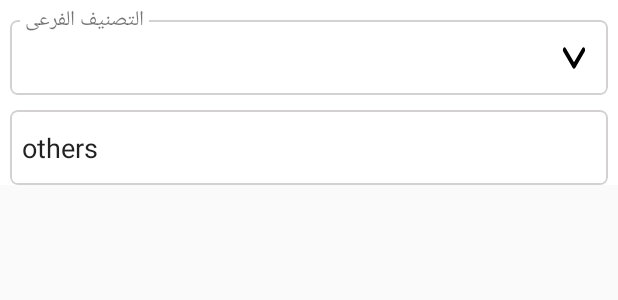
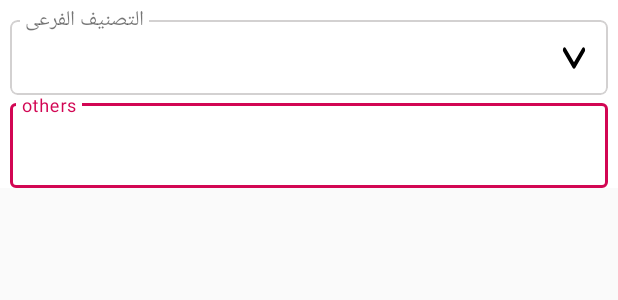
Before and after one commit to abdelrahmana/Mazzady-MVP, an Android app: the layout root_one_item.xml on its own in the app's theme, with its tools: preview values and no code run, on a phone screen of 412 x 824 dp. Shown: the top 300 px of the screen. Run offline under Robolectric (Android 15) with nearby library versions, the phone set to English and light mode, and no system bars.

Commit message:
saving update other change

```diff
--- a/app/src/main/java/com/example/androidtask/ui/selectionbottomsheet/InterfaceSelection.kt
+++ b/app/src/main/java/com/example/androidtask/ui/selectionbottomsheet/InterfaceSelection.kt
@@ -109,6 +109,9 @@ class OptionImplementer(val viewModel: FillRequestViewModel,val dataProperty :Da
             dataProperty?.other_value = "Other"
             dataProperty?.value = "Other"
             selectedOption = dataProperty?.selectedOption
+            dataProperty?.options?.forEach{
+                it?.data?.clear() // reinitalize list
+            } // remove the childs
 
         }
         else {
--- a/app/src/main/res/layout/loader_layout.xml
+++ b/app/src/main/res/layout/loader_layout.xml
@@ -9,9 +9,7 @@
         android:layout_width="match_parent"
         android:layout_height="match_parent"
         android:layout_gravity="center"
-        android:clickable="true"
         android:focusable="true"
-        android:focusableInTouchMode="true"
         android:gravity="center"
         android:orientation="vertical"
         >
--- a/app/src/main/res/layout/root_one_item.xml
+++ b/app/src/main/res/layout/root_one_item.xml
@@ -56,7 +56,7 @@
         android:text="@string/subcategory"
         android:layout_width="wrap_content"
         android:layout_height="wrap_content"/>
-    <com.google.android.material.card.MaterialCardView
+   <!-- <com.google.android.material.card.MaterialCardView
         app:layout_constraintTop_toBottomOf="@+id/optionsMaterial"
         android:layout_marginTop="10dp"
         app:layout_constraintStart_toStartOf="parent"
@@ -71,23 +71,35 @@
         app:cardBackgroundColor="@color/white"
         app:layout_constraintEnd_toEndOf="parent"
         android:minHeight="50dp"
-        android:layout_height="wrap_content">
-
-        <EditText
+        android:layout_height="wrap_content">-->
+    <com.google.android.material.textfield.TextInputLayout
+        app:layout_constraintEnd_toEndOf="parent"
+        android:layout_width="match_parent"
+        android:layout_height="wrap_content"
+        android:layout_marginStart="@dimen/_5sdp"
+        android:layout_marginEnd="@dimen/_5sdp"
+        android:id="@+id/cardOther"
+        app:boxStrokeColor="@color/red_light"
+        app:layout_constraintStart_toStartOf="parent"
+        app:hintTextColor="@color/red_light"
+        android:hint="others"
+        app:layout_constraintTop_toBottomOf="@+id/optionsMaterial"
+        style="@style/Widget.MaterialComponents.TextInputLayout.OutlinedBox">
+        <com.google.android.material.textfield.TextInputEditText
             android:id="@+id/otherEditTex"
             android:background="@null"
             android:layout_gravity="center"
             android:paddingStart="8dp"
             android:paddingEnd="8dp"
             android:gravity="center_vertical"
-            android:text= "others"
-            android:hint="write other"
             android:layout_width="match_parent"
             android:layout_height="wrap_content"
             />
-    </com.google.android.material.card.MaterialCardView>
+    </com.google.android.material.textfield.TextInputLayout>
+    <!--</com.google.android.material.card.MaterialCardView>-->
     <androidx.recyclerview.widget.RecyclerView
         android:id="@+id/nestedOptionsChild"
+        android:theme="@style/EditTextThemeOverlay"
         app:layout_constraintTop_toBottomOf="@+id/cardOther"
         android:layout_width="match_parent"
         android:layout_height="wrap_content"/>
--- a/app/src/main/res/values/themes.xml
+++ b/app/src/main/res/values/themes.xml
@@ -20,4 +20,9 @@
     <style name="CustomBottomSheetStyle" parent="Widget.Design.BottomSheet.Modal">
         <item name="android:background">@android:color/transparent</item>
     </style>
+
+    <style name="EditTextThemeOverlay" parent="ThemeOverlay.AppCompat">
+        <item name="colorAccent">@color/red_color</item>
+    </style>
+
 </resources>
```
